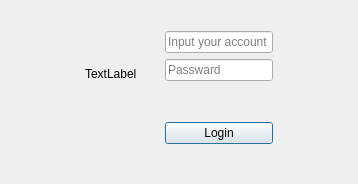
Before: the Qt Designer form repos/hestina/client/login_main_dlg.ui in FlushHip/ExperimentLab, drawn with Qt 5.
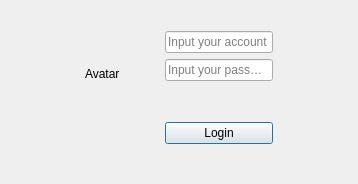
After: the same form once the commit is applied.

What changed in the file:
```diff
--- a/repos/hestina/client/login_main_dlg.ui
+++ b/repos/hestina/client/login_main_dlg.ui
@@ -45,7 +45,7 @@
      <item>
       <widget class="QLineEdit" name="password">
        <property name="placeholderText">
-        <string>Passward</string>
+        <string>Input your passward</string>
        </property>
       </widget>
      </item>
@@ -67,7 +67,7 @@
    <item row="2" column="1" rowspan="2">
     <widget class="QLabel" name="avtar">
      <property name="text">
-      <string>TextLabel</string>
+      <string>Avatar</string>
      </property>
     </widget>
    </item>
```
Left out of the diff: 2 changed lines with no effect on the pictures.
